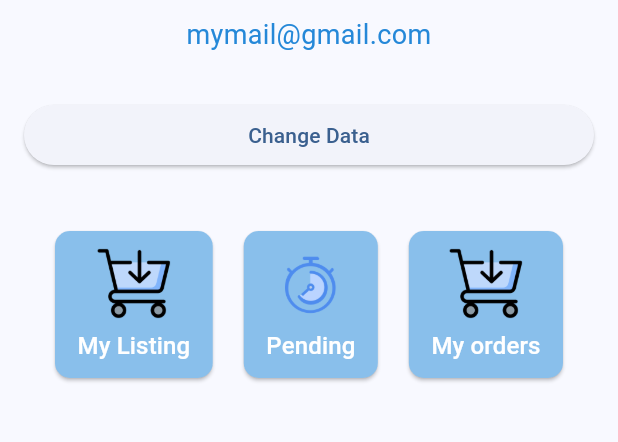
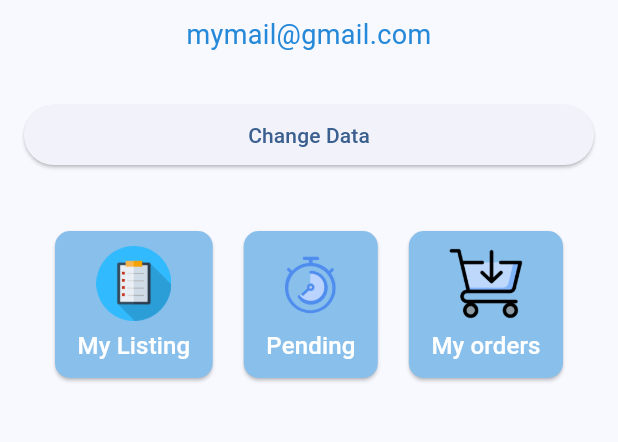
Before and after one commit to LunaLeguisamo/Alkilate-project, a Flutter app: the ProfileScreen screen opened by its route, on a phone screen of 412 x 824 dp, the part 258-700 px from its top. Run offline on Flutter 3.47's test engine with Material 3 defaults, Android fonts, the light colour scheme and no system bars; network calls fail.

Commit message:
profiles

```diff
--- a/alkilate/lib/views/profile/profile.dart
+++ b/alkilate/lib/views/profile/profile.dart
@@ -23,7 +23,7 @@ class ProfileScreenState extends State<ProfileScreen> {
         toolbarTextStyle: TextStyle(color: Colors.white),
         actions: [
           CircleAvatar(
-            backgroundImage: NetworkImage('assets/images/profile1.png'), // Foto de perfil
+            backgroundImage: NetworkImage('assets/images/profile.png'), // Foto de perfil
             radius: 20,
           ),
           SizedBox(width: 10),
@@ -113,7 +113,7 @@ class ProfileScreenState extends State<ProfileScreen> {
             Row(
               mainAxisAlignment: MainAxisAlignment.spaceEvenly,
               children: [
-                _buildIconButton('assets/images/image3.png', 'My Listing'),
+                _buildIconButton('assets/images/image2.png', 'My Listing'),
                 _buildIconButton('assets/images/image1.png', 'Pending'),
                 _buildIconButton('assets/images/image3.png', 'My orders'),
               ],
```
Also changed, not shown: alkilate/assets/images/image2.png.
